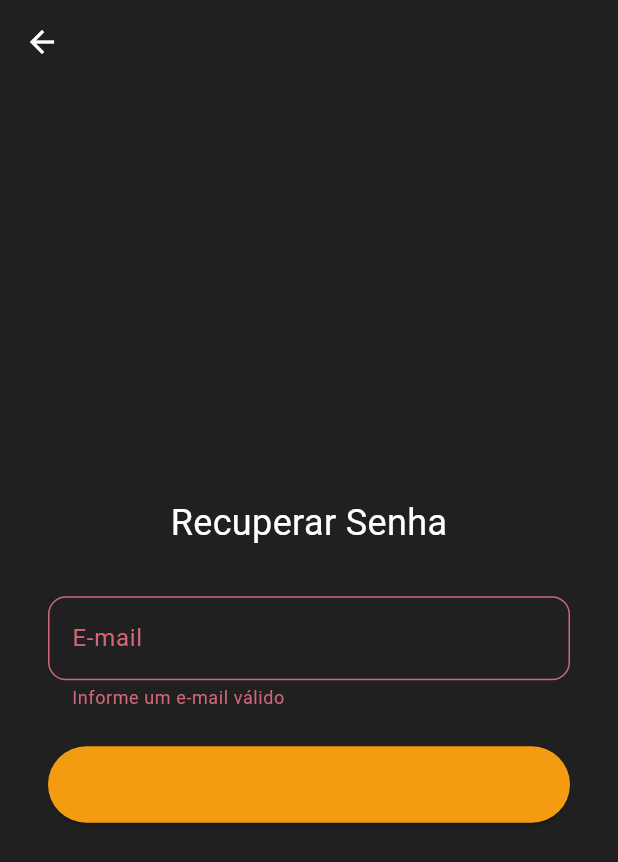
After one commit to Ubletech-Software-House/meu_barbeiro_app, a Flutter app: the ForgotPasswordPage screen opened by its route, after a tap on "Enviar recuperação", on a phone screen of 412 x 824 dp. The commit adds this screen. Shown: the top 862 px of the screen. Run offline on Flutter 3.47's test engine with Material 3 defaults, Android fonts, the phone set to English and light mode, and no system bars.

Commit message:
Feat: implementa ForgotPasswordPage e adiciona rota de recuperação

```diff
--- a/lib/main.dart
+++ b/lib/main.dart
@@ -1,7 +1,8 @@
 import 'package:flutter/material.dart';
 import 'core/theme.dart';
+import 'modules/auth/pages/splash_page.dart';
 import 'modules/auth/pages/login_page.dart';
-import 'modules/auth/pages/splash_page.dart';
+import 'modules/auth/pages/forgot_password_page.dart';
 
 void main() {
   runApp(const MeuBarbeiroApp());
@@ -19,6 +20,7 @@ class MeuBarbeiroApp extends StatelessWidget {
       routes: {
         '/splash': (_) => const SplashPage(),
         '/login': (_) => const LoginPage(),
+        '/forgot-password': (_) => const ForgotPasswordPage(),
       },
     );
   }
--- /dev/null
+++ b/lib/modules/auth/pages/forgot_password_page.dart
@@ -0,0 +1,92 @@
+import 'package:flutter/material.dart';
+
+class ForgotPasswordPage extends StatefulWidget {
+  const ForgotPasswordPage({Key? key}) : super(key: key);
+
+  @override
+  State<ForgotPasswordPage> createState() => _ForgotPasswordPageState();
+}
+
+class _ForgotPasswordPageState extends State<ForgotPasswordPage> {
+  final _formKey = GlobalKey<FormState>();
+  final TextEditingController _emailController = TextEditingController();
+
+  @override
+  void dispose() {
+    _emailController.dispose();
+    super.dispose();
+  }
+
+  void _sendRecovery() {
+    if (_formKey.currentState?.validate() ?? false) {
+      // TODO: Fazer chamada de API para enviar recuperação
+      ScaffoldMessenger.of(context).showSnackBar(
+        const SnackBar(
+            content: Text('Verifique seu e-mail para redefinir a senha.')),
+      );
+    }
+  }
+
+  @override
+  Widget build(BuildContext context) {
+    return Scaffold(
+      backgroundColor: const Color(0xFF202020),
+      appBar: AppBar(
+        backgroundColor: const Color(0xFF202020),
+        elevation: 0,
+        leading: IconButton(
+          icon: const Icon(Icons.arrow_back),
+          onPressed: () {
+            Navigator.of(context).pop(); // Voltar para o login
+          },
+        ),
+      ),
+      body: Padding(
+        padding: const EdgeInsets.symmetric(horizontal: 32.0),
+        child: Center(
+          child: SingleChildScrollView(
+            child: Form(
+              key: _formKey,
+              child: Column(
+                crossAxisAlignment: CrossAxisAlignment.stretch,
+                children: [
+                  const Text(
+                    'Recuperar Senha',
+                    style: TextStyle(color: Colors.white, fontSize: 24),
+                    textAlign: TextAlign.center,
+                  ),
+                  const SizedBox(height: 32),
+                  TextFormField(
+                    controller: _emailController,
+                    keyboardType: TextInputType.emailAddress,
+                    decoration: const InputDecoration(
+                      labelText: 'E-mail',
+                    ),
+                    validator: (value) {
+                      if (value == null ||
+                          value.isEmpty ||
+                          !value.contains('@')) {
+                        return 'Informe um e-mail válido';
+                      }
+                      return null;
+                    },
+                  ),
+                  const SizedBox(height: 24),
+                  ElevatedButton(
+                    style: ElevatedButton.styleFrom(
+                      backgroundColor: const Color(0xFFf39c12),
+                      padding: const EdgeInsets.symmetric(vertical: 16),
+                      textStyle: const TextStyle(fontSize: 16),
+                    ),
+                    onPressed: _sendRecovery,
+                    child: const Text('Enviar recuperação'),
+                  ),
+                ],
+              ),
+            ),
+          ),
+        ),
+      ),
+    );
+  }
+}
```
